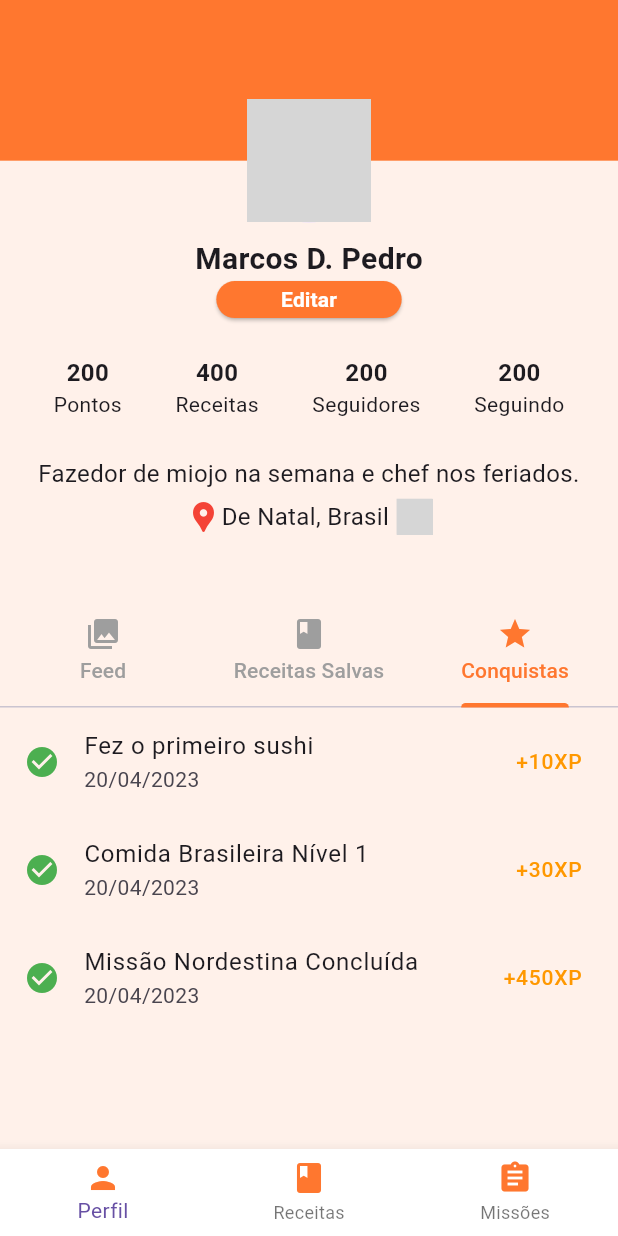
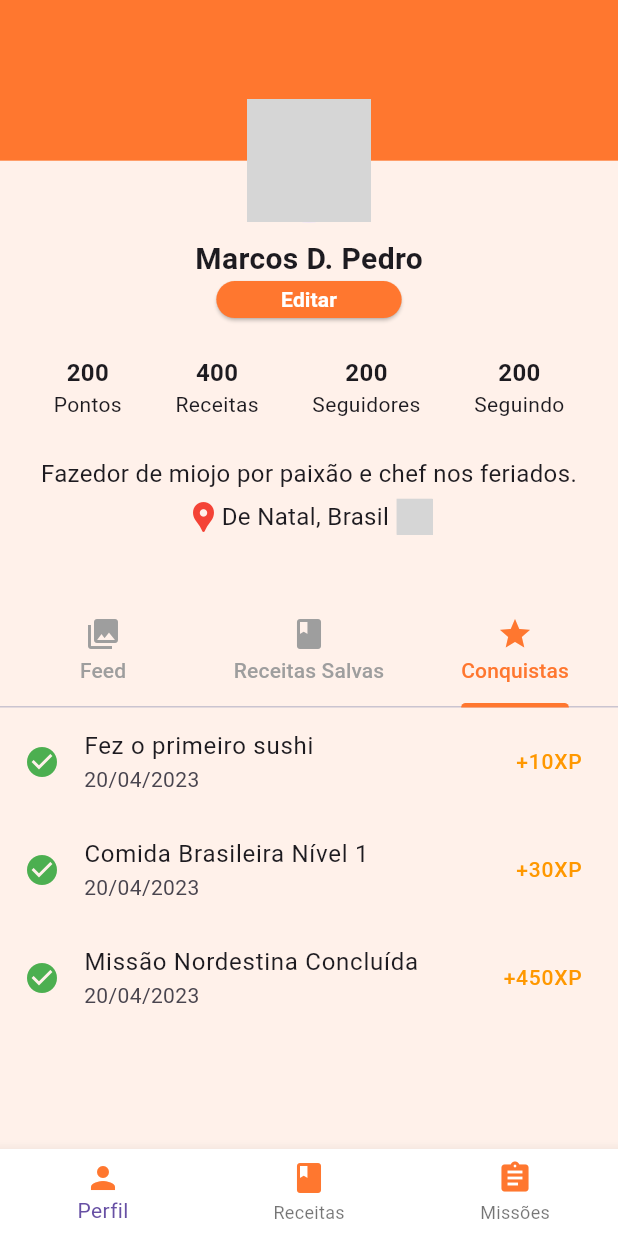
Before and after one commit to Pablo1Gustavo/cookup, a Flutter app: the Profile screen opened directly, tab 3 chosen, on a phone screen of 412 x 824 dp. Run offline on Flutter 3.47's test engine with Material 3 defaults, Android fonts, the phone set to English and light mode, and no system bars; our stand-ins replace image_picker, permission_handler; missing offline and left inert: country_flags; network calls fail; grey boxes are pictures that could not be loaded.

Commit message:
remoção de bandeira de debbug

```diff
--- a/front/lib/main.dart
+++ b/front/lib/main.dart
@@ -12,6 +12,7 @@ class MyApp extends StatelessWidget {
   @override
   Widget build(BuildContext context) {
     return MaterialApp(
+      debugShowCheckedModeBanner: false,
       title: 'CookUP',
       theme: ThemeData(
         primarySwatch: Colors.blue,
--- a/front/lib/views/Profile.dart
+++ b/front/lib/views/Profile.dart
@@ -121,7 +121,7 @@ class _ProfileState extends State<Profile> with SingleTickerProviderStateMixin {
                     ),
                     SizedBox(height: screenHeight * 0.03),
                     const Text(
-                      'Fazedor de miojo na semana e chef nos feriados.',
+                      'Fazedor de miojo por paixão e chef nos feriados.',
                       style: TextStyle(fontSize: 16),
                       textAlign: TextAlign.center,
                     ),
```
